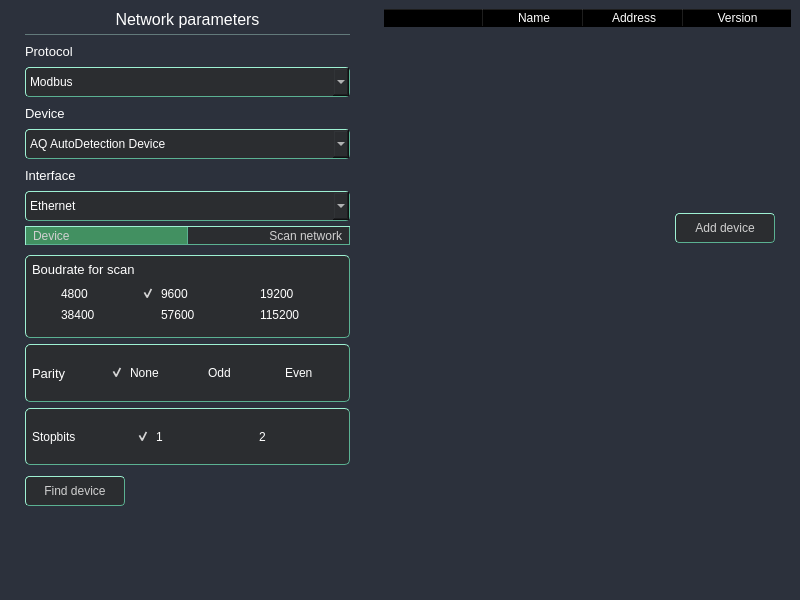
Qt form UI/forms/AqAddDeviceWindow.ui (romangolovkou/AQteck_toolMAX) before a commit.
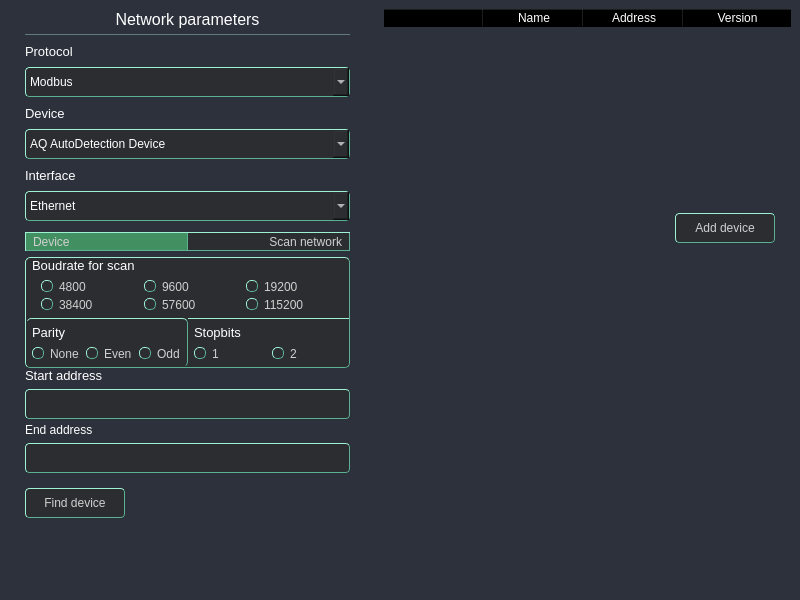
The same form after that commit. The open tabs and pages were chosen to show the change. Icons and pictures are not drawn. Custom widgets are drawn as their Qt base class.

Commit message: прогрес у створенні UI для скан нетворк

What changed in the file:
```diff
--- a/UI/forms/AqAddDeviceWindow.ui
+++ b/UI/forms/AqAddDeviceWindow.ui
@@ -152,7 +152,7 @@
     background-color: #429061;
 }
 
-#boudrateFrame{
+#settingFrame{
 	color: #D0D0D0;
     background-color: #2b2d30;
     border-top: 1px solid #9ef1d3;
@@ -160,14 +160,12 @@
 	border-bottom: 1px solid #5bb192; 
 	border-right: 1px solid #5bb192;
     border-radius: 5px;
-	padding: 6px;
+	padding: 0px;
 }
 #parityFrame{
 	color: #D0D0D0;
     background-color: #2b2d30;
     border-top: 1px solid #9ef1d3;
-	border-left: 1px solid #9ef1d3; 
-	border-bottom: 1px solid #5bb192; 
 	border-right: 1px solid #5bb192;
     border-radius: 5px;
 	padding: 6px;
@@ -176,11 +174,33 @@
 	color: #D0D0D0;
     background-color: #2b2d30;
     border-top: 1px solid #9ef1d3;
+    border-bottom-right-radius: 5px;
+	padding: 6px;
+}
+
+QCheckBox {
+    font-size: 12px; /* Размер шрифта */
+    color: #D0D0D0; /* Цвет текста */
+    /*background-color: lightgray; /* Цвет фона */
+    padding: 0px; /* Внутренний отступ */
+    /*border: 2px solid darkgray; /* Обводка */
+    /*border-radius: 5px; /* Скругление углов */
+}
+
+QCheckBox::indicator {
+    width: 10px;
+    height: 10px;
+	border-top: 1px solid #9ef1d3;
 	border-left: 1px solid #9ef1d3; 
 	border-bottom: 1px solid #5bb192; 
 	border-right: 1px solid #5bb192;
-    border-radius: 5px;
-	padding: 6px;
+	border-radius: 5px;
+}
+
+QCheckBox::indicator:checked {
+	image: url(UI/icons/check-mark.png);
+    background-color: #5bb192; /* Цвет фона при выборе */
+    /*border-color: darkgreen; /* Цвет обводки при выборе */
 }
 
 </string>
@@ -532,11 +552,11 @@
                <string notr="true"/>
               </property>
               <property name="currentIndex">
-               <number>1</number>
+               <number>0</number>
               </property>
               <widget class="QWidget" name="page_com">
                <property name="sizePolicy">
-                <sizepolicy hsizetype="Expanding" vsizetype="MinimumExpanding">
+                <sizepolicy hsizetype="Preferred" vsizetype="MinimumExpanding">
                  <horstretch>0</horstretch>
                  <verstretch>0</verstretch>
                 </sizepolicy>
@@ -544,18 +564,18 @@
                <property name="maximumSize">
                 <size>
                  <width>16777215</width>
-                 <height>260</height>
+                 <height>16777215</height>
                 </size>
                </property>
                <layout class="QVBoxLayout" name="verticalLayout_2">
                 <property name="spacing">
-                 <number>0</number>
+                 <number>6</number>
                 </property>
                 <property name="leftMargin">
                  <number>0</number>
                 </property>
                 <property name="topMargin">
-                 <number>0</number>
+                 <number>6</number>
                 </property>
                 <property name="rightMargin">
                  <number>0</number>
@@ -563,7 +583,7 @@
                 <property name="bottomMargin">
                  <number>0</number>
                 </property>
-                <item>
+                <item alignment="Qt::AlignTop">
                  <widget class="QFrame" name="boudrateLabelFrame">
                   <property name="frameShape">
                    <enum>QFrame::StyledPanel</enum>
@@ -638,7 +658,7 @@
                    </size>
                   </property>
                   <property name="currentIndex">
-                   <number>0</number>
+                   <number>1</number>
                   </property>
                   <widget class="QWidget" name="pageDevice">
                    <property name="sizePolicy">
@@ -887,15 +907,27 @@
                    </layout>
                   </widget>
                   <widget class="QWidget" name="pageScanNetwork">
+                   <property name="sizePolicy">
+                    <sizepolicy hsizetype="Preferred" vsizetype="MinimumExpanding">
+                     <horstretch>0</horstretch>
+                     <verstretch>0</verstretch>
+                    </sizepolicy>
+                   </property>
+                   <property name="minimumSize">
+                    <size>
+                     <width>0</width>
+                     <height>0</height>
+                    </size>
+                   </property>
                    <layout class="QVBoxLayout" name="verticalLayout_10">
                     <property name="spacing">
-                     <number>6</number>
+                     <number>0</number>
                     </property>
                     <property name="leftMargin">
                      <number>0</number>
                     </property>
                     <property name="topMargin">
-                     <number>10</number>
+                     <number>0</number>
                     </property>
                     <property name="rightMargin">
                      <number>0</number>
@@ -904,7 +936,19 @@
                      <number>0</number>
                     </property>
                     <item alignment="Qt::AlignTop">
-                     <widget class="QFrame" name="boudrateFrame">
+                     <widget class="QFrame" name="settingFrame">
+                      <property name="minimumSize">
+                       <size>
+                        <width>0</width>
+                        <height>0</height>
+                       </size>
+                      </property>
+                      <property name="maximumSize">
+                       <size>
+                        <width>16777215</width>
+                        <height>16777215</height>
+                       </size>
+                      </property>
                       <property name="frameShape">
                        <enum>QFrame::StyledPanel</enum>
                       </property>
@@ -913,10 +957,34 @@
                       </property>
                       <layout class="QVBoxLayout" name="verticalLayout_11">
                        <property name="spacing">
-                        <number>0</number>
+                        <number>6</number>
                        </property>
                        <property name="leftMargin">
                         <number>0</number>
+                       </property>
+                       <property name="topMargin">
+                        <number>0</number>
+                       </property>
+                       <property name="rightMargin">
+                        <number>0</number>
+                       </property>
+                       <property name="bottomMargin">
+                        <number>0</number>
+                       </property>
+                       <item>
+                        <widget class="QFrame" name="boudrateFrame">
+                         <property name="frameShape">
+                          <enum>QFrame::StyledPanel</enum>
+                         </property>
+                         <property name="frameShadow">
+                          <enum>QFrame::Raised</enum>
+                         </property>
+                         <layout class="QVBoxLayout" name="verticalLayout_17">
+                          <property name="spacing">
+                           <number>6</number>
+                          </property>
+                          <property name="leftMargin">
+                           <number>6</number>
                        </property>
                        <property name="topMargin">
                         <number>0</number>
@@ -948,14 +1016,22 @@
                           <enum>QFrame::Raised</enum>
                          </property>
                          <layout class="QGridLayout" name="gridLayout">
-                          <item row="0" column="0">
-                           <widget class="QCheckBox" name="checkBox4800">
-                            <property name="text">
-                             <string>4800</string>
-                            </property>
-                           </widget>
-                          </item>
-                          <item row="0" column="1">
+                             <property name="topMargin">
+                              <number>0</number>
+                             </property>
+                             <property name="rightMargin">
+                              <number>0</number>
+                             </property>
+                             <property name="bottomMargin">
+                              <number>0</number>
+                             </property>
+                             <property name="horizontalSpacing">
+                              <number>0</number>
+                             </property>
+                             <property name="verticalSpacing">
+                              <number>3</number>
+                             </property>
+                             <item row="3" column="1">
                            <widget class="QCheckBox" name="checkBox9600">
                             <property name="text">
                              <string>9600</string>
@@ -968,34 +1044,41 @@
                             </property>
                            </widget>
                           </item>
-                          <item row="1" column="0">
-                           <widget class="QCheckBox" name="checkBox38400">
-                            <property name="text">
-                             <string>38400</string>
-                            </property>
-                           </widget>
-                          </item>
-                          <item row="0" column="2">
+                             <item row="3" column="2">
                            <widget class="QCheckBox" name="checkBox19200">
                             <property name="text">
                              <string>19200</string>
                             </property>
                            </widget>
                           </item>
-                          <item row="1" column="1">
-                           <widget class="QCheckBox" name="checkBox57600">
+                             <item row="3" column="0">
+                              <widget class="QCheckBox" name="checkBox4800">
                             <property name="text">
-                             <string>57600</string>
+                                <string>4800</string>
                             </property>
                            </widget>
                           </item>
-                          <item row="1" column="2">
+                             <item row="4" column="2">
                            <widget class="QCheckBox" name="checkBox115200">
                             <property name="text">
                              <string>115200</string>
                             </property>
                            </widget>
                           </item>
+                             <item row="4" column="0">
+                              <widget class="QCheckBox" name="checkBox38400">
+                               <property name="text">
+                                <string>38400</string>
+                               </property>
+                              </widget>
+                             </item>
+                             <item row="4" column="1">
+                              <widget class="QCheckBox" name="checkBox57600">
+                               <property name="text">
+                                <string>57600</string>
+                               </property>
+                              </widget>
+                             </item>
                          </layout>
                         </widget>
                        </item>
@@ -1003,31 +1086,7 @@
                      </widget>
                     </item>
                     <item>
-                     <widget class="QFrame" name="parityFrame">
-                      <property name="frameShape">
-                       <enum>QFrame::StyledPanel</enum>
-                      </property>
-                      <property name="frameShadow">
-                       <enum>QFrame::Raised</enum>
-                      </property>
-                      <layout class="QVBoxLayout" name="verticalLayout_12">
-                       <property name="spacing">
-                        <number>0</number>
-                       </property>
-                       <property name="leftMargin">
-                        <number>0</number>
-                       </property>
-                       <property name="topMargin">
-                        <number>0</number>
-                       </property>
-                       <property name="rightMargin">
-                        <number>0</number>
-                       </property>
-                       <property name="bottomMargin">
-                        <number>0</number>
-                       </property>
-                       <item>
-                        <widget class="QFrame" name="parityCheckBoxFrame">
+                        <widget class="QFrame" name="settingFooterFrame">
                          <property name="frameShape">
                           <enum>QFrame::StyledPanel</enum>
                          </property>
@@ -1051,7 +1110,43 @@
                            <number>0</number>
                           </property>
                           <item>
-                           <widget class="QLabel" name="parityScanLabelabel">
+                           <widget class="QFrame" name="parityFrame">
+                            <property name="minimumSize">
+                             <size>
+                              <width>0</width>
+                              <height>0</height>
+                             </size>
+                            </property>
+                            <property name="maximumSize">
+                             <size>
+                              <width>16777215</width>
+                              <height>16777215</height>
+                             </size>
+                            </property>
+                            <property name="frameShape">
+                             <enum>QFrame::StyledPanel</enum>
+                            </property>
+                            <property name="frameShadow">
+                             <enum>QFrame::Raised</enum>
+                            </property>
+                            <layout class="QVBoxLayout" name="verticalLayout_16">
+                             <property name="spacing">
+                              <number>6</number>
+                             </property>
+                             <property name="leftMargin">
+                              <number>0</number>
+                             </property>
+                             <property name="topMargin">
+                              <number>0</number>
+                             </property>
+                             <property name="rightMargin">
+                              <number>0</number>
+                             </property>
+                             <property name="bottomMargin">
+                              <number>0</number>
+                             </property>
+                             <item>
+                              <widget class="QLabel" name="parityScanLabel_2">
                             <property name="font">
                              <font>
                               <pointsize>10</pointsize>
@@ -1063,7 +1158,31 @@
                            </widget>
                           </item>
                           <item>
-                           <widget class="QCheckBox" name="checkBox">
+                              <widget class="QFrame" name="checkBoxNEOFrame">
+                               <property name="frameShape">
+                                <enum>QFrame::StyledPanel</enum>
+                               </property>
+                               <property name="frameShadow">
+                                <enum>QFrame::Raised</enum>
+                               </property>
+                               <layout class="QHBoxLayout" name="horizontalLayout_9">
+                                <property name="spacing">
+                                 <number>6</number>
+                                </property>
+                                <property name="leftMargin">
+                                 <number>0</number>
+                                </property>
+                                <property name="topMargin">
+                                 <number>0</number>
+                                </property>
+                                <property name="rightMargin">
+                                 <number>0</number>
+                                </property>
+                                <property name="bottomMargin">
+                                 <number>0</number>
+                                </property>
+                                <item>
+                                 <widget class="QCheckBox" name="checkBoxNone_2">
                             <property name="text">
                              <string>None</string>
                             </property>
@@ -1073,19 +1192,19 @@
                            </widget>
                           </item>
                           <item>
-                           <widget class="QCheckBox" name="checkBox_2">
-                            <property name="text">
-                             <string>Odd</string>
-                            </property>
-                           </widget>
-                          </item>
-                          <item>
-                           <widget class="QCheckBox" name="checkBox_3">
+                                 <widget class="QCheckBox" name="checkBoxEven_2">
                             <property name="text">
                              <string>Even</string>
                             </property>
                            </widget>
                           </item>
+                                <item>
+                                 <widget class="QCheckBox" name="checkBoxOdd_2">
+                                  <property name="text">
+                                   <string>Odd</string>
+                                  </property>
+                                 </widget>
+                                </item>
                          </layout>
                         </widget>
                        </item>
@@ -1094,39 +1213,27 @@
                     </item>
                     <item>
                      <widget class="QFrame" name="stopbitsFrame">
-                      <property name="frameShape">
-                       <enum>QFrame::StyledPanel</enum>
-                      </property>
-                      <property name="frameShadow">
-                       <enum>QFrame::Raised</enum>
-                      </property>
-                      <layout class="QVBoxLayout" name="verticalLayout_13">
-                       <property name="spacing">
-                        <number>0</number>
-                       </property>
-                       <property name="leftMargin">
-                        <number>0</number>
-                       </property>
-                       <property name="topMargin">
-                        <number>0</number>
-                       </property>
-                       <property name="rightMargin">
-                        <number>0</number>
-                       </property>
-                       <property name="bottomMargin">
-                        <number>0</number>
-                       </property>
-                       <item>
-                        <widget class="QFrame" name="stopbitsCheckBoxFrame">
+                            <property name="minimumSize">
+                             <size>
+                              <width>0</width>
+                              <height>0</height>
+                             </size>
+                            </property>
+                            <property name="maximumSize">
+                             <size>
+                              <width>16777215</width>
+                              <height>16777215</height>
+                             </size>
+                            </property>
                          <property name="frameShape">
                           <enum>QFrame::StyledPanel</enum>
                          </property>
                          <property name="frameShadow">
                           <enum>QFrame::Raised</enum>
                          </property>
-                         <layout class="QHBoxLayout" name="horizontalLayout_8">
+                            <layout class="QVBoxLayout" name="verticalLayout_15">
                           <property name="spacing">
-                           <number>0</number>
+                              <number>6</number>
                           </property>
                           <property name="leftMargin">
                            <number>0</number>
@@ -1142,13 +1249,42 @@
                           </property>
                           <item>
                            <widget class="QLabel" name="stopbitsScanLabel">
+                               <property name="font">
+                                <font>
+                                 <pointsize>10</pointsize>
+                                </font>
+                               </property>
                             <property name="text">
                              <string>Stopbits</string>
                             </property>
                            </widget>
                           </item>
                           <item>
-                           <widget class="QCheckBox" name="checkBox_4">
+                              <widget class="QFrame" name="checkBox12Frame">
+                               <property name="frameShape">
+                                <enum>QFrame::StyledPanel</enum>
+                               </property>
+                               <property name="frameShadow">
+                                <enum>QFrame::Raised</enum>
+                               </property>
+                               <layout class="QHBoxLayout" name="horizontalLayout_8">
+                                <property name="spacing">
+                                 <number>6</number>
+                                </property>
+                                <property name="leftMargin">
+                                 <number>0</number>
+                                </property>
+                                <property name="topMargin">
+                                 <number>0</number>
+                                </property>
+                                <property name="rightMargin">
+                                 <number>0</number>
+                                </property>
+                                <property name="bottomMargin">
+                                 <number>0</number>
+                                </property>
+                                <item>
+                                 <widget class="QCheckBox" name="checkBox1">
                             <property name="text">
                              <string>1</string>
                             </property>
@@ -1158,13 +1294,121 @@
                            </widget>
                           </item>
                           <item>
-                           <widget class="QCheckBox" name="checkBox_5">
+                                 <widget class="QCheckBox" name="checkBox2">
                             <property name="text">
                              <string>2</string>
                             </property>
+                                  <property name="checked">
+                                   <bool>false</bool>
+                                  </property>
                            </widget>
                           </item>
                          </layout>
+                              </widget>
+                             </item>
+                            </layout>
+                           </widget>
+                          </item>
+                         </layout>
+                        </widget>
+                       </item>
+                      </layout>
+                     </widget>
+                    </item>
+                    <item alignment="Qt::AlignTop">
+                     <widget class="QFrame" name="startAddressFrame">
+                      <property name="frameShape">
+                       <enum>QFrame::StyledPanel</enum>
+                      </property>
+                      <property name="frameShadow">
+                       <enum>QFrame::Raised</enum>
+                      </property>
+                      <layout class="QVBoxLayout" name="verticalLayout_12">
+                       <property name="leftMargin">
+                        <number>0</number>
+                       </property>
+                       <property name="topMargin">
+                        <number>0</number>
+                       </property>
+                       <property name="rightMargin">
+                        <number>0</number>
+                       </property>
+                       <property name="bottomMargin">
+                        <number>0</number>
+                       </property>
+                       <item>
+                        <widget class="QLabel" name="startLineEditLabel">
+                         <property name="font">
+                          <font>
+                           <pointsize>10</pointsize>
+                          </font>
+                         </property>
+                         <property name="text">
+                          <string>Start address</string>
+                         </property>
+                        </widget>
+                       </item>
+                       <item>
+                        <widget class="AqSlaveIdLineEdit" name="startLineEdit">
+                         <property name="minimumSize">
+                          <size>
+                           <width>0</width>
+                           <height>30</height>
+                          </size>
+                         </property>
+                         <property name="maximumSize">
+                          <size>
+                           <width>16777215</width>
+                           <height>30</height>
+                          </size>
+                         </property>
+                        </widget>
+                       </item>
+                      </layout>
+                     </widget>
+                    </item>
+                    <item alignment="Qt::AlignTop">
+                     <widget class="QFrame" name="endAddressFrame">
+                      <property name="frameShape">
+                       <enum>QFrame::StyledPanel</enum>
+                      </property>
+                      <property name="frameShadow">
+                       <enum>QFrame::Raised</enum>
+                      </property>
+                      <layout class="QVBoxLayout" name="verticalLayout_13">
+                       <property name="leftMargin">
+                        <number>0</number>
+                       </property>
+                       <property name="topMargin">
+                        <number>0</number>
+                       </property>
+                       <property name="rightMargin">
+                        <number>0</number>
+                       </property>
+                       <property name="bottomMargin">
+                        <number>0</number>
+                       </property>
+                       <item>
+                        <widget class="QLabel" name="endLineEditLabelLabel">
+                         <property name="text">
+                          <string>End address</string>
+                         </property>
+                        </widget>
+                       </item>
+                       <item>
+                        <widget class="AqSlaveIdLineEdit" name="endLineEdit">
+                         <property name="minimumSize">
+                          <size>
+                           <width>0</width>
+                           <height>30</height>
+                          </size>
+                         </property>
+                         <property name="maximumSize">
+                          <size>
+                           <width>16777215</width>
+                           <height>30</height>
+                          </size>
+                         </property>
                         </widget>
                        </item>
                       </layout>
```
Lines whose indentation alone changed are shown as unchanged. The commit also changes 3 other files.
